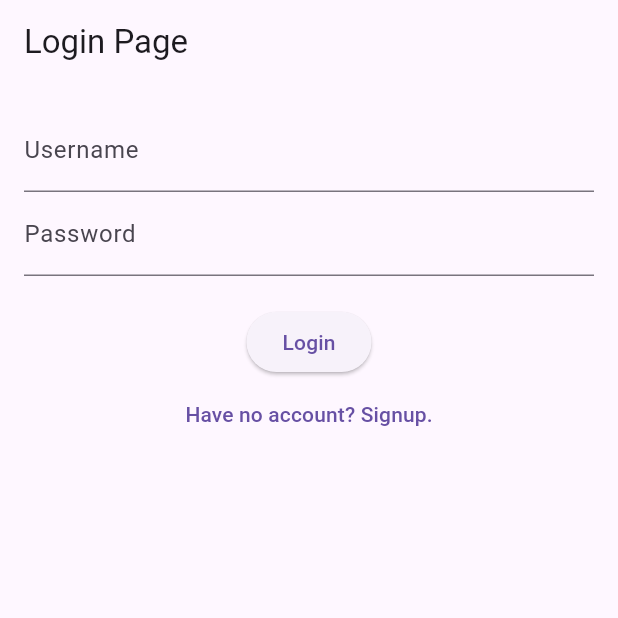
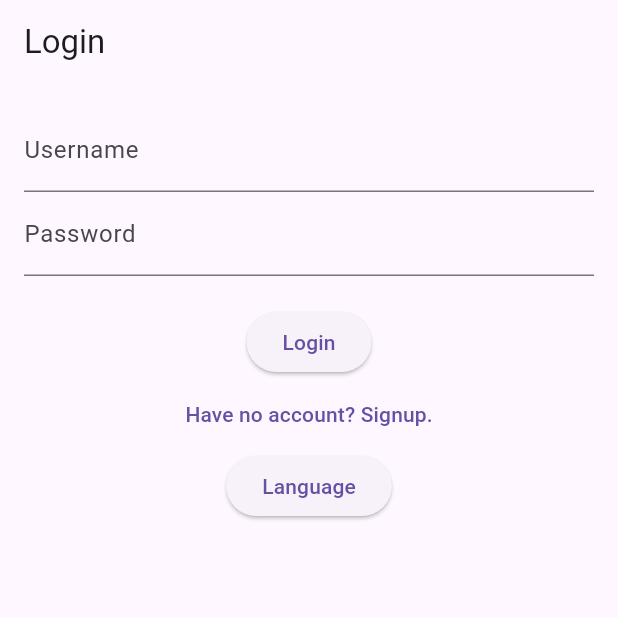
Before and after one commit to alpkaragoz/COMP491, a Flutter app: the screen it shows after launch, on a phone screen of 412 x 824 dp, the top half of it. Run offline on Flutter 3.47's test engine with Material 3 defaults, Android fonts, the phone set to English and light mode, and no system bars; our stand-ins replace easy_localization, firebase_auth, firebase_core; accounts and stored records are empty; Roboto replaces fonts that are missing (Poppins).

Commit message:
splash, language, partial login

```diff
--- /dev/null
+++ b/coach_connect/assets/translations/en.json
@@ -0,0 +1 @@
+{"Login": "Login"}
--- /dev/null
+++ b/coach_connect/assets/translations/tr.json
@@ -0,0 +1 @@
+{"Login": "Giriş"}
--- /dev/null
+++ b/coach_connect/lib/init/languages/locales.dart
@@ -0,0 +1,14 @@
+import 'package:flutter/material.dart';
+
+enum Locales {
+  tr(Locale('tr', 'TR')),
+  en(Locale('en', 'US'));
+
+  const Locales(this.locale);
+  final Locale locale;
+
+  static final List<Locale> supportedLocales = [
+    Locales.tr.locale,
+    Locales.en.locale,
+  ];
+}
--- /dev/null
+++ b/coach_connect/lib/init/languages/product_localization.dart
@@ -0,0 +1,24 @@
+import 'package:coach_connect/init/languages/locales.dart';
+import 'package:easy_localization/easy_localization.dart';
+import 'package:flutter/material.dart';
+
+class ProductLocalizations extends EasyLocalization {
+  ProductLocalizations({required super.child, super.key})
+      : super(
+          supportedLocales: _supportedItems,
+          path: _translationPath,
+          useOnlyLangCode: true,
+        );
+
+  static final List<Locale> _supportedItems = [
+    Locales.tr.locale,
+    Locales.en.locale,
+  ];
+  static const String _translationPath = 'assets/translations';
+
+  static Future<void> updateLanguage({
+    required BuildContext context,
+    required Locales value,
+  }) =>
+      context.setLocale(value.locale);
+}
--- a/coach_connect/lib/main.dart
+++ b/coach_connect/lib/main.dart
@@ -1,8 +1,16 @@
+import 'package:coach_connect/init/languages/product_localization.dart';
 import 'package:coach_connect/pages/login_page.dart';
+import 'package:easy_localization/easy_localization.dart';
+import 'package:firebase_auth/firebase_auth.dart';
+import 'package:firebase_core/firebase_core.dart';
 import 'package:flutter/material.dart';
 
-void main() {
-  runApp(const MyApp());
+Future<void> main() async {
+  WidgetsFlutterBinding.ensureInitialized();
+  final app = await Firebase.initializeApp();
+  FirebaseAuth.instanceFor(app: app);
+  await EasyLocalization.ensureInitialized();
+  runApp(ProductLocalizations(child: const MyApp()));
 }
 
 class MyApp extends StatelessWidget {
@@ -12,6 +20,9 @@ class MyApp extends StatelessWidget {
   @override
   Widget build(BuildContext context) {
     return MaterialApp(
+      localizationsDelegates: context.localizationDelegates,
+              supportedLocales: context.supportedLocales,
+              locale: context.locale,
       debugShowCheckedModeBanner: false,
       theme: ThemeData(fontFamily: 'Poppins'),
       home: const LoginPage()
--- a/coach_connect/lib/pages/login_page.dart
+++ b/coach_connect/lib/pages/login_page.dart
@@ -1,3 +1,9 @@
+import 'package:coach_connect/init/languages/locale_keys.g.dart';
+import 'package:coach_connect/init/languages/locales.dart';
+import 'package:coach_connect/init/languages/product_localization.dart';
+import 'package:coach_connect/service/auth.dart';
+import 'package:easy_localization/easy_localization.dart';
+import 'package:firebase_auth/firebase_auth.dart';
 import 'package:flutter/material.dart';
 import 'package:coach_connect/pages/signup_page.dart';
 
@@ -5,36 +11,40 @@ class LoginPage extends StatefulWidget {
   const LoginPage({super.key});
 
   @override
-  _LoginPageState createState() => _LoginPageState();
+  LoginPageState createState() => LoginPageState();
 }
 
-class _LoginPageState extends State<LoginPage> {
+class LoginPageState extends State<LoginPage> {
   final _formKey = GlobalKey<FormState>();
   final TextEditingController _usernameController = TextEditingController();
   final TextEditingController _passwordController = TextEditingController();
-  //final AuthenticationService _authService = AuthenticationService();
+  final AuthenticationService _authService = AuthenticationService();
 
   void _login() async {
-    // Use the AuthenticationService for login
-/*     final String? message = await _authService.signIn(
-      email: _usernameController.text,
-      password: _passwordController.text,
-    );
-
-    // Show a simple dialog or Snackbar with the login result
+    try {
+      final credential = await FirebaseAuth.instance.signInWithEmailAndPassword(
+          email: _usernameController.text, password: _passwordController.text);
+    } on FirebaseAuthException catch (e) {
+      if (e.code == 'user-not-found') {
+        print('No user found for that email.');
+      } else if (e.code == 'wrong-password') {
+        print('Wrong password provided for that user.');
+      } else {
         showDialog(
           context: context,
           builder: (context) => AlertDialog(
-        content: Text(message ?? "Login successful"),
+            content: Text("Login successful"),
           ),
-    ); */
+        );
+      }
+    }
   }
 
   @override
   Widget build(BuildContext context) {
     return Scaffold(
       appBar: AppBar(
-        title: const Text('Login Page'),
+        title: Text(LocaleKeys.Login.tr()),
       ),
       body: Form(
         key: _formKey,
@@ -79,6 +89,20 @@ class _LoginPageState extends State<LoginPage> {
                 },
                 child: const Text('Have no account? Signup.'),
               ),
+              ElevatedButton(
+                onPressed: () {
+                  setState(() {
+                    if (context.locale == Locales.tr.locale) {
+                      ProductLocalizations.updateLanguage(
+                          context: context, value: Locales.en);
+                    } else {
+                      ProductLocalizations.updateLanguage(
+                          context: context, value: Locales.tr);
+                    }
+                  });
+                },
+                child: const Text('Language'),
+              ),
             ],
           ),
         ),
--- a/coach_connect/lib/pages/signup_page.dart
+++ b/coach_connect/lib/pages/signup_page.dart
@@ -4,10 +4,10 @@ class SignupPage extends StatefulWidget {
   const SignupPage({super.key});
 
   @override
-  _SignupPageState createState() => _SignupPageState();
+  SignupPageState createState() => SignupPageState();
 }
 
-class _SignupPageState extends State<SignupPage> {
+class SignupPageState extends State<SignupPage> {
   final TextEditingController _emailController = TextEditingController();
   final TextEditingController _passwordController = TextEditingController();
   //final AuthenticationService _authService = AuthenticationService();
```
Also changed, not shown: coach_connect/pubspec.yaml (+7 -3 lines), coach_connect/lib/init/languages/locale_keys.g.dart (added), coach_connect/pubspec.lock, 6 other files. Lines whose indentation alone changed are shown as unchanged.
